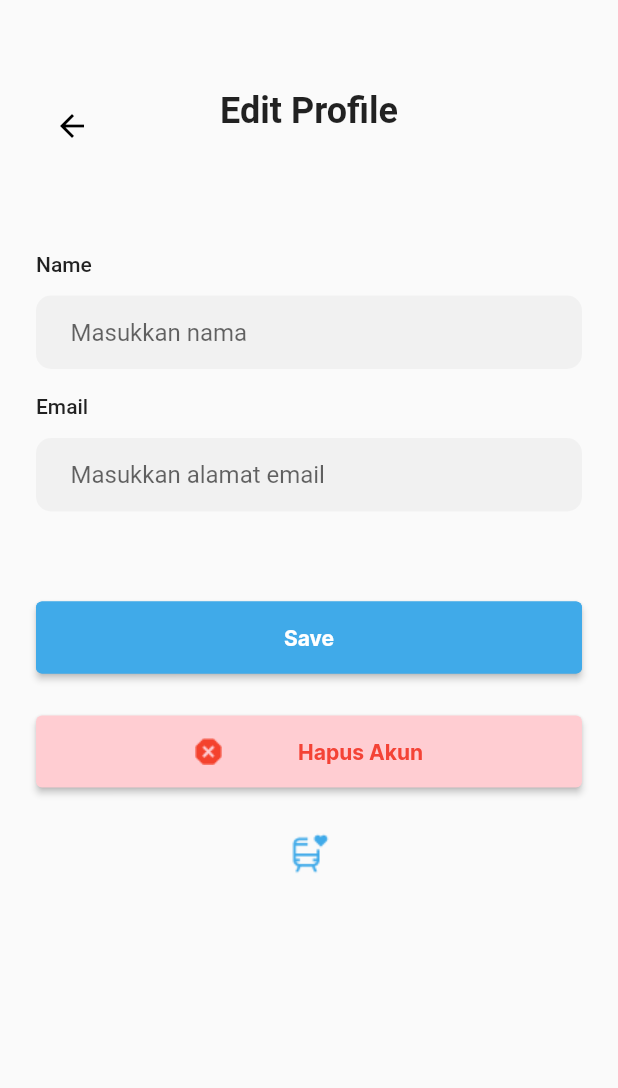
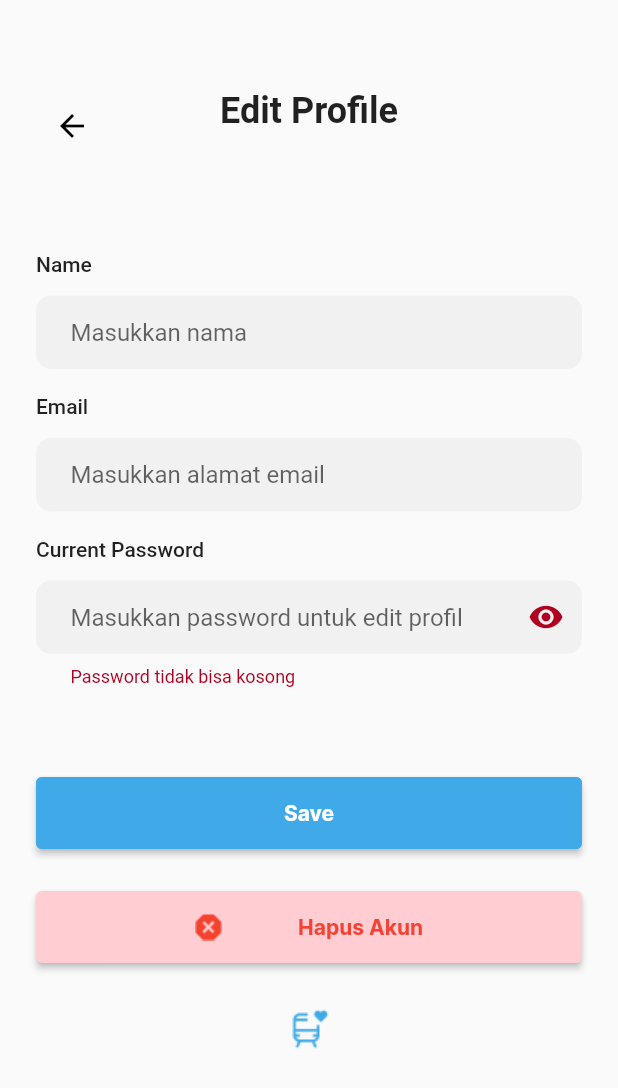
Before and after one commit to fullvelocity1/MPPL-Kel2, a Flutter app: the EditProfile screen opened directly, on a phone screen of 412 x 824 dp. Shown: the top 1088 px of the screen. Run offline on Flutter 3.47's test engine with Material 2 defaults, Android fonts, the phone set to English and light mode, and no system bars; our stand-ins replace cloud_firestore, dropdown_search, firebase_auth, firebase_core; missing offline and left inert: dijkstra; accounts and stored records are empty.

Commit message:
edit profile bug fixed
gatau dah descnya yg penting work gw pusing hehe :D

```diff
--- a/lib/screens/profile/profile_edit.dart
+++ b/lib/screens/profile/profile_edit.dart
@@ -1,3 +1,4 @@
+import 'package:firebase_core/firebase_core.dart';
 import 'package:flutter/material.dart';
 import 'package:firebase_auth/firebase_auth.dart';
 import 'package:krl_info/constants.dart';
@@ -21,6 +22,7 @@ class _EditProfileState extends State<EditProfile> {
 
   TextEditingController _controllerName = TextEditingController();
   TextEditingController _controllerEmail = TextEditingController();
+  TextEditingController _controllerPassword = TextEditingController();
 
   @override
   void initState() {
@@ -150,49 +152,51 @@ class _EditProfileState extends State<EditProfile> {
                 height: 17,
               ),
               // Text Field Password Regist
-              // Column(
-              //   children: <Widget>[
-              //     // Title Text Field
-              //     const Align(
-              //       alignment: Alignment.topLeft,
-              //       child: Text(
-              //         "Password",
-              //         style: TextStyle(
-              //           fontSize: 14,
-              //           fontWeight: FontWeight.w500,
-              //         ),
-              //       ),
-              //     ),
-              //     const SizedBox(
-              //       height: 13,
-              //     ),
-              //     // Text Field
-              //     TextField(
-              //       obscureText: isHiddenPassword,
-              //       decoration: InputDecoration(
-              //         suffixIcon: InkWell(
-              //             onTap: _togglePasswordView,
-              //             child: const Icon(Icons.visibility)),
-              //         contentPadding:
-              //             const EdgeInsets.only(left: 23, top: 15, bottom: 15),
-              //         hintText: "Masukkan password",
-              //         hintStyle: const TextStyle(fontSize: 16),
-              //         border: OutlineInputBorder(
-              //           borderRadius: BorderRadius.circular(10.0),
-              //           borderSide: const BorderSide(
-              //             width: 0,
-              //             style: BorderStyle.none,
-              //           ),
-              //         ),
-              //         filled: true,
-              //         fillColor: const Color.fromRGBO(37, 37, 37, 0.04),
-              //       ),
-              //     ),
-              //   ],
-              // ),
-              // const SizedBox(
-              //   height: 17,
-              // ),
+              Column(
+                children: <Widget>[
+                  // Title Text Field
+                  const Align(
+                    alignment: Alignment.topLeft,
+                    child: Text(
+                      "Current Password",
+                      style: TextStyle(
+                        fontSize: 14,
+                        fontWeight: FontWeight.w500,
+                      ),
+                    ),
+                  ),
+                  const SizedBox(
+                    height: 13,
+                  ),
+                  // Text Field
+                  TextField(
+                    controller: _controllerPassword,
+                    obscureText: isHiddenPassword,
+                    decoration: InputDecoration(
+                      errorText: _errorText,
+                      suffixIcon: InkWell(
+                          onTap: _togglePasswordView,
+                          child: const Icon(Icons.visibility)),
+                      contentPadding:
+                          const EdgeInsets.only(left: 23, top: 15, bottom: 15),
+                      hintText: "Masukkan password untuk edit profil",
+                      hintStyle: const TextStyle(fontSize: 16),
+                      border: OutlineInputBorder(
+                        borderRadius: BorderRadius.circular(10.0),
+                        borderSide: const BorderSide(
+                          width: 0,
+                          style: BorderStyle.none,
+                        ),
+                      ),
+                      filled: true,
+                      fillColor: const Color.fromRGBO(37, 37, 37, 0.04),
+                    ),
+                  ),
+                ],
+              ),
+              const SizedBox(
+                height: 17,
+              ),
               // // Text Field Password Confirmation Regist
               // Column(
               //   children: <Widget>[
@@ -253,29 +257,9 @@ class _EditProfileState extends State<EditProfile> {
                                     borderRadius: BorderRadius.circular(4),
                                     side: const BorderSide(color: primColor)))),
                     onPressed: () {
-                      // user!.updateEmail(_controllerEmail.text.trim());
-                      try {
-                        FirebaseAuth.instance.currentUser!
-                            .updateEmail(_controllerEmail.text.trim());
-                        FirebaseAuth.instance.currentUser!
-                            .updateDisplayName(_controllerName.text.trim());
-                      } on FirebaseAuthException catch (e) {
-                        // print(e);
-
-                        var snackbar = SnackBar(
-                          content: Text(e.message!),
-                          backgroundColor: Colors.red,
-                        );
-                        ScaffoldMessenger.of(context).showSnackBar(snackbar);
-                        return;
+                      if (_controllerPassword.value.text.isNotEmpty) {
+                        editProf();
                       }
-                      var snackbar = SnackBar(
-                        content: Text('Edit Profile Berhasil!'),
-                        backgroundColor: Colors.green,
-                      );
-                      ScaffoldMessenger.of(context).showSnackBar(snackbar);
-                      Future.delayed(const Duration(seconds: 1),
-                          () => Navigator.of(context).pop());
                     },
                     child: const Text("Save",
                         style: TextStyle(
@@ -448,4 +432,87 @@ class _EditProfileState extends State<EditProfile> {
       isHiddenPasswordConf = !isHiddenPasswordConf;
     });
   }
+
+  String? get _errorText {
+    // at any time, we can get the text from _controller.value.text
+    final text = _controllerPassword.value.text;
+    // Note: you can do your own custom validation here
+    // Move this logic this outside the widget for more testable code
+    if (text.isEmpty) {
+      return 'Password tidak bisa kosong';
+    }
+    if (text.length < 6) {
+      return 'Password terlalu pendek';
+    }
+    // return null if the text is valid
+    return null;
+  }
+
+  Future<void> editProf() async {
+    var user = FirebaseAuth.instance.currentUser!;
+    try {
+      var password = _controllerPassword.text.trim();
+      var nextEmail = _controllerEmail.text.trim();
+      var currentEmail = FirebaseAuth.instance.currentUser!.email;
+      // Check if old email and password is correct
+      var check = await reauthenticateWithCredential(currentEmail!, password);
+      if (check == 0) {
+        var snackbar = SnackBar(
+          content: Text('Password Salah!'),
+          backgroundColor: Colors.red,
+        );
+        ScaffoldMessenger.of(context).showSnackBar(snackbar);
+        return;
+      }
+      await FirebaseAuth.instance.currentUser!.updateEmail(nextEmail);
+      await FirebaseAuth.instance.currentUser!
+          .updateDisplayName(_controllerName.text.trim());
+
+      var reauth = await reauthenticateWithCredential(nextEmail, password);
+    } on FirebaseAuthException catch (e) {
+      // print(e);
+
+      var snackbar = SnackBar(
+        content: Text(e.message!),
+        backgroundColor: Colors.red,
+      );
+      ScaffoldMessenger.of(context).showSnackBar(snackbar);
+      return;
+    }
+    var snackbar = SnackBar(
+      content: Text('Edit Profile Berhasil!'),
+      backgroundColor: Colors.green,
+    );
+    ScaffoldMessenger.of(context).showSnackBar(snackbar);
+
+    Future.delayed(const Duration(seconds: 1), () {
+      Navigator.of(context).pop();
+      Navigator.of(context).pop();
+      Navigator.push(
+        context,
+        MaterialPageRoute(builder: (context) => const ProfileInfo()),
+      );
+    });
+  }
+
+  Future<int> reauthenticateWithCredential(
+      String email, String password) async {
+    try {
+      final user = FirebaseAuth.instance.currentUser;
+      final credential = EmailAuthProvider.credential(
+        email: email,
+        password: password,
+      );
+      await user!.reauthenticateWithCredential(credential);
+      return 1;
+    } on Exception catch (e) {
+      // Handle exceptions
+      var snackbar = SnackBar(
+        content: Text(e.toString()),
+        backgroundColor: Colors.red,
+      );
+      ScaffoldMessenger.of(context).showSnackBar(snackbar);
+      return 0;
+    }
+  }
 }
--- a/lib/screens/profile/profile_info.dart
+++ b/lib/screens/profile/profile_info.dart
@@ -203,6 +203,7 @@ class _ProfileInfoState extends State<ProfileInfo> {
                         MaterialPageRoute(
                             builder: (context) => const EditProfile()),
                       );
+                      setState(() {});
                     },
                     child: const Text(
                       "Edit Profile",
```
Also changed, not shown: lib/screens/login/login_screen.dart (+4 -6 lines).
